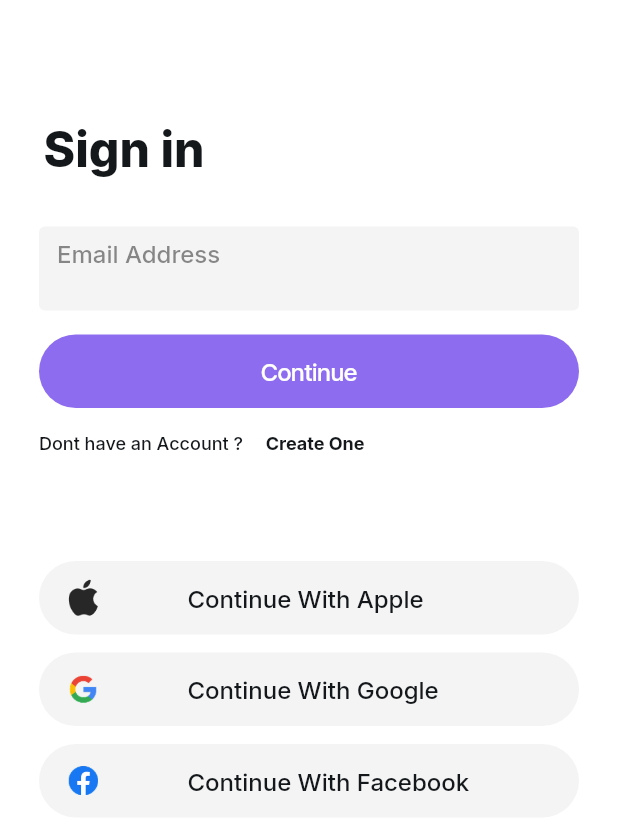
After one commit to MohamedAliSaadaoui/rewear-application-mobile, a Flutter app: the SigninWidget screen opened by its route, on a phone screen of 412 x 824 dp. The commit adds this screen. Shown: the top 834 px of the screen. Run offline on Flutter 3.47's test engine with Material 3 defaults, Android fonts, the phone set to English and light mode, and no system bars; drawn by our look-alikes of auto_size_text; our stand-ins replace font_awesome_flutter, from_css_color, go_router, google_fonts, page_transition, shared_preferences and 1 more; missing offline and left inert: json_path; accounts and stored records are empty.

Commit message:
feat: create first sign-in page

```diff
--- /dev/null
+++ b/lib/flutter_flow/form_field_controller.dart
@@ -0,0 +1,23 @@
+import 'package:flutter/foundation.dart';
+
+class FormFieldController<T> extends ValueNotifier<T?> {
+  FormFieldController(this.initialValue) : super(initialValue);
+
+  final T? initialValue;
+
+  void reset() => value = initialValue;
+  void update() => notifyListeners();
+}
+
+// If the initial value is a list (which it is for multiselect),
+// we need to use this controller to avoid a pass by reference issue
+// that can result in the initial value being modified.
+class FormListFieldController<T> extends FormFieldController<List<T>> {
+  final List<T>? _initialListValue;
+
+  FormListFieldController(super.initialValue)
+      : _initialListValue = List<T>.from(initialValue ?? []);
+
+  @override
+  void reset() => value = List<T>.from(_initialListValue ?? []);
+}
--- a/lib/flutter_flow/nav/nav.dart
+++ b/lib/flutter_flow/nav/nav.dart
@@ -44,6 +44,11 @@ GoRouter createRouter(AppStateNotifier appStateNotifier) => GoRouter(
           name: SplashWidget.routeName,
           path: SplashWidget.routePath,
           builder: (context, params) => SplashWidget(),
+        ),
+        FFRoute(
+          name: SigninWidget.routeName,
+          path: SigninWidget.routePath,
+          builder: (context, params) => SigninWidget(),
         )
       ].map((r) => r.toRoute(appStateNotifier)).toList(),
     );
--- a/lib/index.dart
+++ b/lib/index.dart
@@ -1,2 +1,3 @@
 // Export pages
 export '/pages/splash/splash_widget.dart' show SplashWidget;
+export '/signin/signin_widget.dart' show SigninWidget;
--- /dev/null
+++ b/lib/signin/signin_model.dart
@@ -0,0 +1,21 @@
+import '/flutter_flow/flutter_flow_util.dart';
+import 'signin_widget.dart' show SigninWidget;
+import 'package:flutter/material.dart';
+
+class SigninModel extends FlutterFlowModel<SigninWidget> {
+  ///  State fields for stateful widgets in this page.
+
+  // State field(s) for TextField widget.
+  FocusNode? textFieldFocusNode;
+  TextEditingController? textController;
+  String? Function(BuildContext, String?)? textControllerValidator;
+
+  @override
+  void initState(BuildContext context) {}
+
+  @override
+  void dispose() {
+    textFieldFocusNode?.dispose();
+    textController?.dispose();
+  }
+}
--- /dev/null
+++ b/lib/signin/signin_widget.dart
@@ -0,0 +1,421 @@
+import '/flutter_flow/flutter_flow_theme.dart';
+import '/flutter_flow/flutter_flow_util.dart';
+import '/flutter_flow/flutter_flow_widgets.dart';
+import 'package:flutter/material.dart';
+import 'package:google_fonts/google_fonts.dart';
+import 'signin_model.dart';
+export 'signin_model.dart';
+
+class SigninWidget extends StatefulWidget {
+  const SigninWidget({super.key});
+
+  static String routeName = 'Signin';
+  static String routePath = '/signin';
+
+  @override
+  State<SigninWidget> createState() => _SigninWidgetState();
+}
+
+class _SigninWidgetState extends State<SigninWidget> {
+  late SigninModel _model;
+
+  final scaffoldKey = GlobalKey<ScaffoldState>();
+
+  @override
+  void initState() {
+    super.initState();
+    _model = createModel(context, () => SigninModel());
+
+    _model.textController ??= TextEditingController(text: 'Email Address');
+    _model.textFieldFocusNode ??= FocusNode();
+  }
+
+  @override
+  void dispose() {
+    _model.dispose();
+
+    super.dispose();
+  }
+
+  @override
+  Widget build(BuildContext context) {
+    return GestureDetector(
+      onTap: () {
+        FocusScope.of(context).unfocus();
+        FocusManager.instance.primaryFocus?.unfocus();
+      },
+      child: Scaffold(
+        key: scaffoldKey,
+        backgroundColor: FlutterFlowTheme.of(context).secondaryBackground,
+        body: SafeArea(
+          top: true,
+          child: Padding(
+            padding: EdgeInsetsDirectional.fromSTEB(26.0, 0.0, 26.0, 0.0),
+            child: Column(
+              mainAxisSize: MainAxisSize.max,
+              children: [
+                Padding(
+                  padding: EdgeInsetsDirectional.fromSTEB(0.0, 80.0, 0.0, 0.0),
+                  child: Row(
+                    mainAxisSize: MainAxisSize.max,
+                    children: [
+                      Padding(
+                        padding:
+                            EdgeInsetsDirectional.fromSTEB(3.0, 0.0, 0.0, 0.0),
+                        child: Text(
+                          'Sign in ',
+                          style:
+                              FlutterFlowTheme.of(context).bodyMedium.override(
+                                    font: GoogleFonts.inter(
+                                      fontWeight: FontWeight.w800,
+                                      fontStyle: FlutterFlowTheme.of(context)
+                                          .bodyMedium
+                                          .fontStyle,
+                                    ),
+                                    fontSize: 32.0,
+                                    letterSpacing: 0.0,
+                                    fontWeight: FontWeight.w800,
+                                    fontStyle: FlutterFlowTheme.of(context)
+                                        .bodyMedium
+                                        .fontStyle,
+                                  ),
+                        ),
+                      ),
+                    ],
+                  ),
+                ),
+                Flexible(
+                  child: Padding(
+                    padding:
+                        EdgeInsetsDirectional.fromSTEB(0.0, 32.0, 0.0, 0.0),
+                    child: Container(
+                      width: double.infinity,
+                      height: 56.0,
+                      decoration: BoxDecoration(
+                        color: Color(0xFFF4F4F4),
+                        borderRadius: BorderRadius.circular(4.0),
+                      ),
+                      child: Padding(
+                        padding: EdgeInsetsDirectional.fromSTEB(
+                            12.0, 0.0, 12.0, 0.0),
+                        child: TextFormField(
+                          controller: _model.textController,
+                          focusNode: _model.textFieldFocusNode,
+                          autofocus: false,
+                          obscureText: false,
+                          decoration: InputDecoration(
+                            isDense: true,
+                            labelStyle: FlutterFlowTheme.of(context)
+                                .labelMedium
+                                .override(
+                                  font: GoogleFonts.inter(
+                                    fontWeight: FlutterFlowTheme.of(context)
+                                        .labelMedium
+                                        .fontWeight,
+                                    fontStyle: FlutterFlowTheme.of(context)
+                                        .labelMedium
+                                        .fontStyle,
+                                  ),
+                                  letterSpacing: 0.0,
+                                  fontWeight: FlutterFlowTheme.of(context)
+                                      .labelMedium
+                                      .fontWeight,
+                                  fontStyle: FlutterFlowTheme.of(context)
+                                      .labelMedium
+                                      .fontStyle,
+                                ),
+                            hintText: 'TextField',
+                            hintStyle: FlutterFlowTheme.of(context)
+                                .labelMedium
+                                .override(
+                                  font: GoogleFonts.inter(
+                                    fontWeight: FlutterFlowTheme.of(context)
+                                        .labelMedium
+                                        .fontWeight,
+                                    fontStyle: FlutterFlowTheme.of(context)
+                                        .labelMedium
+                                        .fontStyle,
+                                  ),
+                                  letterSpacing: 0.0,
+                                  fontWeight: FlutterFlowTheme.of(context)
+                                      .labelMedium
+                                      .fontWeight,
+                                  fontStyle: FlutterFlowTheme.of(context)
+                                      .labelMedium
+                                      .fontStyle,
+                                ),
+                            enabledBorder: InputBorder.none,
+                            focusedBorder: InputBorder.none,
+                            errorBorder: InputBorder.none,
+                            focusedErrorBorder: InputBorder.none,
+                          ),
+                          style:
+                              FlutterFlowTheme.of(context).bodyMedium.override(
+                                    font: GoogleFonts.inter(
+                                      fontWeight: FontWeight.w500,
+                                      fontStyle: FlutterFlowTheme.of(context)
+                                          .bodyMedium
+                                          .fontStyle,
+                                    ),
+                                    color: Color(0x89272727),
+                                    fontSize: 16.0,
+                                    letterSpacing: 0.0,
+                                    fontWeight: FontWeight.w500,
+                                    fontStyle: FlutterFlowTheme.of(context)
+                                        .bodyMedium
+                                        .fontStyle,
+                                  ),
+                          cursorColor: FlutterFlowTheme.of(context).primaryText,
+                          validator: _model.textControllerValidator
+                              .asValidator(context),
+                        ),
+                      ),
+                    ),
+                  ),
+                ),
+                Padding(
+                  padding: EdgeInsetsDirectional.fromSTEB(0.0, 16.0, 0.0, 0.0),
+                  child: FFButtonWidget(
+                    onPressed: () {
+                      print('Button pressed ...');
+                    },
+                    text: 'Continue',
+                    options: FFButtonOptions(
+                      width: double.infinity,
+                      height: 49.0,
+                      padding:
+                          EdgeInsetsDirectional.fromSTEB(16.0, 0.0, 16.0, 0.0),
+                      iconPadding:
+                          EdgeInsetsDirectional.fromSTEB(0.0, 0.0, 0.0, 0.0),
+                      color: Color(0xFF8E6CEF),
+                      textStyle:
+                          FlutterFlowTheme.of(context).titleSmall.override(
+                                font: GoogleFonts.interTight(
+                                  fontWeight: FontWeight.w500,
+                                  fontStyle: FlutterFlowTheme.of(context)
+                                      .titleSmall
+                                      .fontStyle,
+                                ),
+                                color: Colors.white,
+                                letterSpacing: 0.0,
+                                fontWeight: FontWeight.w500,
+                                fontStyle: FlutterFlowTheme.of(context)
+                                    .titleSmall
+                                    .fontStyle,
+                              ),
+                      elevation: 0.0,
+                      borderRadius: BorderRadius.circular(100.0),
+                    ),
+                  ),
+                ),
+                Padding(
+                  padding: EdgeInsetsDirectional.fromSTEB(0.0, 16.0, 0.0, 0.0),
+                  child: Row(
+                    mainAxisSize: MainAxisSize.max,
+                    children: [
+                      Text(
+                        'Dont have an Account ? ',
+                        style: FlutterFlowTheme.of(context).bodyMedium.override(
+                              font: GoogleFonts.inter(
+                                fontWeight: FontWeight.w500,
+                                fontStyle: FlutterFlowTheme.of(context)
+                                    .bodyMedium
+                                    .fontStyle,
+                              ),
+                              fontSize: 12.0,
+                              letterSpacing: 0.0,
+                              fontWeight: FontWeight.w500,
+                              fontStyle: FlutterFlowTheme.of(context)
+                                  .bodyMedium
+                                  .fontStyle,
+                            ),
+                      ),
+                      Padding(
+                        padding:
+                            EdgeInsetsDirectional.fromSTEB(12.0, 0.0, 0.0, 0.0),
+                        child: Text(
+                          'Create One',
+                          style:
+                              FlutterFlowTheme.of(context).bodyMedium.override(
+                                    font: GoogleFonts.inter(
+                                      fontWeight: FontWeight.bold,
+                                      fontStyle: FlutterFlowTheme.of(context)
+                                          .bodyMedium
+                                          .fontStyle,
+                                    ),
+                                    fontSize: 12.0,
+                                    letterSpacing: 0.0,
+                                    fontWeight: FontWeight.bold,
+                                    fontStyle: FlutterFlowTheme.of(context)
+                                        .bodyMedium
+                                        .fontStyle,
+                                  ),
+                        ),
+                      ),
+                    ],
+                  ),
+                ),
+                Padding(
+                  padding: EdgeInsetsDirectional.fromSTEB(0.0, 71.0, 0.0, 0.0),
+                  child: Container(
+                    width: double.infinity,
+                    height: 49.0,
+                    decoration: BoxDecoration(
+                      color: Color(0xFFF4F4F4),
+                      borderRadius: BorderRadius.circular(100.0),
+                    ),
+                    child: Row(
+                      mainAxisSize: MainAxisSize.max,
+                      children: [
+                        Padding(
+                          padding: EdgeInsetsDirectional.fromSTEB(
+                              19.42, 0.0, 0.0, 0.0),
+                          child: ClipRRect(
+                            borderRadius: BorderRadius.circular(8.0),
+                            child: Image.asset(
+                              'assets/images/Group.png',
+                              width: 20.0,
+                              height: 25.0,
+                              fit: BoxFit.contain,
+                            ),
+                          ),
+                        ),
+                        Padding(
+                          padding: EdgeInsetsDirectional.fromSTEB(
+                              59.58, 0.0, 0.0, 0.0),
+                          child: Text(
+                            'Continue With Apple',
+                            style: FlutterFlowTheme.of(context)
+                                .bodyMedium
+                                .override(
+                                  font: GoogleFonts.inter(
+                                    fontWeight: FontWeight.w500,
+                                    fontStyle: FlutterFlowTheme.of(context)
+                                        .bodyMedium
+                                        .fontStyle,
+                                  ),
+                                  fontSize: 16.0,
+                                  letterSpacing: 0.0,
+                                  fontWeight: FontWeight.w500,
+                                  fontStyle: FlutterFlowTheme.of(context)
+                                      .bodyMedium
+                                      .fontStyle,
+                                ),
+                          ),
+                        ),
+                      ],
+                    ),
+                  ),
+                ),
+                Padding(
+                  padding: EdgeInsetsDirectional.fromSTEB(0.0, 12.0, 0.0, 0.0),
+                  child: Container(
+                    width: double.infinity,
+                    height: 49.0,
+                    decoration: BoxDecoration(
+                      color: Color(0xFFF4F4F4),
+                      borderRadius: BorderRadius.circular(100.0),
+                    ),
+                    child: Row(
+                      mainAxisSize: MainAxisSize.max,
+                      children: [
+                        Padding(
+                          padding: EdgeInsetsDirectional.fromSTEB(
+                              19.42, 0.0, 0.0, 0.0),
+                          child: ClipRRect(
+                            borderRadius: BorderRadius.circular(8.0),
+                            child: Image.asset(
+                              'assets/images/Google_-_png_0.png',
+                              width: 20.0,
+                              height: 25.0,
+                              fit: BoxFit.contain,
+                            ),
+                          ),
+                        ),
+                        Padding(
+                          padding: EdgeInsetsDirectional.fromSTEB(
+                              59.58, 0.0, 0.0, 0.0),
+                          child: Text(
+                            'Continue With Google',
+                            style: FlutterFlowTheme.of(context)
+                                .bodyMedium
+                                .override(
+                                  font: GoogleFonts.inter(
+                                    fontWeight: FontWeight.w500,
+                                    fontStyle: FlutterFlowTheme.of(context)
+                                        .bodyMedium
+                                        .fontStyle,
+                                  ),
+                                  fontSize: 16.0,
+                                  letterSpacing: 0.0,
+                                  fontWeight: FontWeight.w500,
+                                  fontStyle: FlutterFlowTheme.of(context)
+                                      .bodyMedium
+                                      .fontStyle,
+                                ),
+                          ),
+                        ),
+                      ],
+                    ),
+                  ),
+                ),
+                Padding(
+                  padding: EdgeInsetsDirectional.fromSTEB(0.0, 12.0, 0.0, 0.0),
+                  child: Container(
+                    width: double.infinity,
+                    height: 49.0,
+                    decoration: BoxDecoration(
+                      color: Color(0xFFF4F4F4),
+                      borderRadius: BorderRadius.circular(100.0),
+                    ),
+                    child: Row(
+                      mainAxisSize: MainAxisSize.max,
+                      children: [
+                        Padding(
+                          padding: EdgeInsetsDirectional.fromSTEB(
+                              19.42, 0.0, 0.0, 0.0),
+                          child: ClipRRect(
+                            borderRadius: BorderRadius.circular(8.0),
+                            child: Image.asset(
+                              'assets/images/Facebook_-_png_0.png',
+                              width: 20.0,
+                              height: 25.0,
+                              fit: BoxFit.contain,
+                            ),
+                          ),
+                        ),
+                        Padding(
+                          padding: EdgeInsetsDirectional.fromSTEB(
+                              59.58, 0.0, 0.0, 0.0),
+                          child: Text(
+                            'Continue With Facebook',
+                            style: FlutterFlowTheme.of(context)
+                                .bodyMedium
+                                .override(
+                                  font: GoogleFonts.inter(
+                                    fontWeight: FontWeight.w500,
+                                    fontStyle: FlutterFlowTheme.of(context)
+                                        .bodyMedium
+                                        .fontStyle,
+                                  ),
+                                  fontSize: 16.0,
+                                  letterSpacing: 0.0,
+                                  fontWeight: FontWeight.w500,
+                                  fontStyle: FlutterFlowTheme.of(context)
+                                      .bodyMedium
+                                      .fontStyle,
+                                ),
+                          ),
+                        ),
+                      ],
+                    ),
+                  ),
+                ),
+              ],
+            ),
+          ),
+        ),
+      ),
+    );
+  }
+}
```
Also changed, not shown: assets/images/Facebook_-_png_0.png (added), assets/images/Google_-_png_0.png (added), assets/images/Group.png (added).
